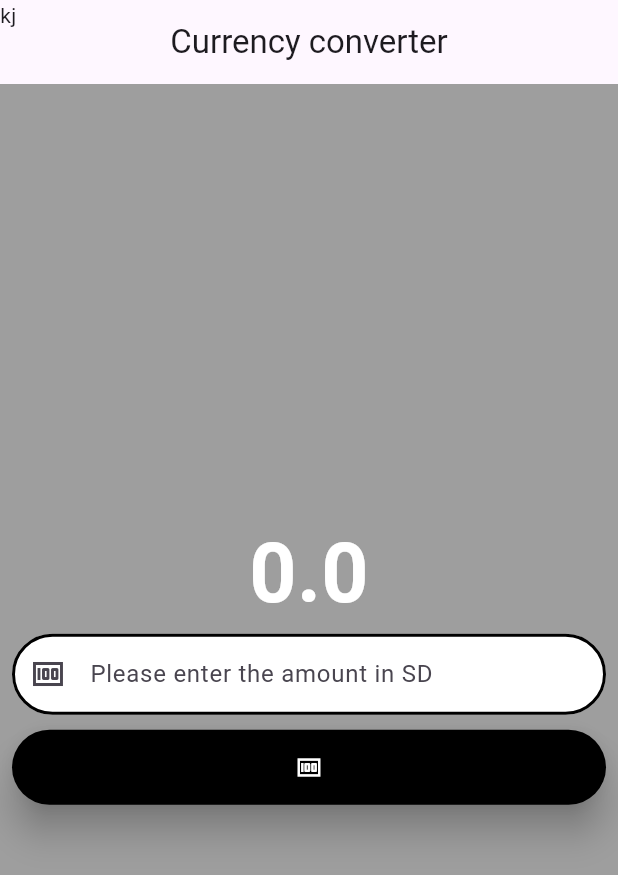
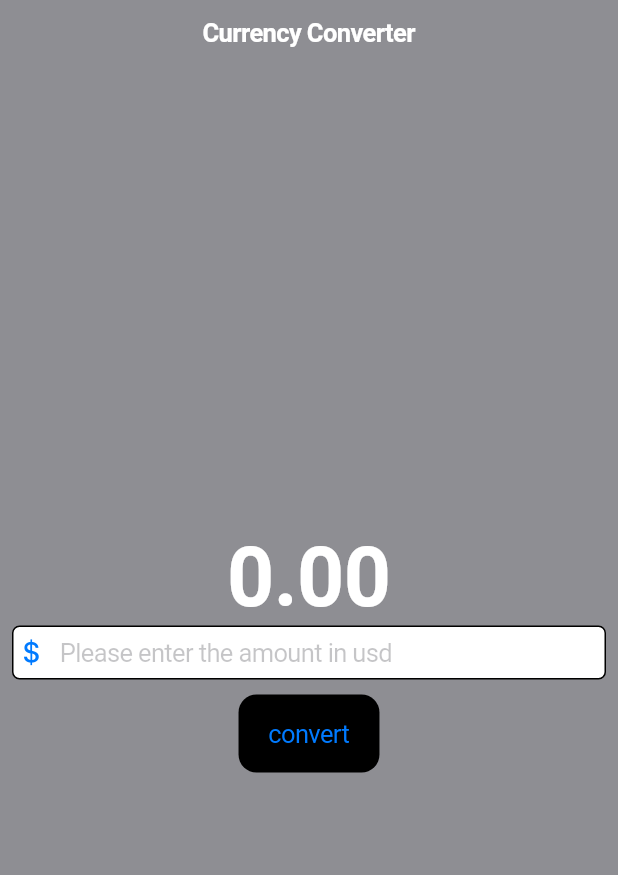
Before and after one commit to BitByBitCoder/Flutter-Tutorials, a Flutter app: the screen it shows after launch, on a phone screen of 412 x 824 dp. Shown: the top 875 px of the screen. Run offline on Flutter 3.47's test engine with Material 3 defaults, Android fonts, the phone set to English and light mode, and no system bars.

Commit message:
cupertino design

```diff
--- a/currency_converter/currency_converter/lib/currency_converter.dart
+++ b/currency_converter/currency_converter/lib/currency_converter.dart
@@ -49,7 +49,7 @@ class _CurrencyConverterState extends State<CurrencyConverter> {
             child: Column(
               mainAxisAlignment: MainAxisAlignment.center,
               children: [
-                Text('$usdToInr', style: Constants.size),
+                Text('${usdToInr.toStringAsFixed(2)}', style: Constants.size),
                 TextField(
                   controller: convertController,
                   keyboardType: TextInputType.number,
--- /dev/null
+++ b/currency_converter/currency_converter/lib/currency_converter_cupertino.dart
@@ -0,0 +1,82 @@
+import 'package:currency_converter/festures/constant.dart';
+import 'package:flutter/cupertino.dart';
+import 'package:flutter/foundation.dart';
+
+import 'package:flutter/services.dart';
+
+class CurrencyConverterCupertino extends StatefulWidget {
+  const CurrencyConverterCupertino({super.key});
+
+  @override
+  State<CurrencyConverterCupertino> createState() =>
+      _CurrencyConverterCupertinoState();
+}
+
+class _CurrencyConverterCupertinoState
+    extends State<CurrencyConverterCupertino> {
+  List<String> Alist = ['hruiaia', 'kapatea', 'ffffff'];
+  double usdToInr = 0.0;
+  final convertController = TextEditingController();
+  void convert() {
+    if (convertController.text.isNotEmpty) {
+      double price = double.parse(convertController.text.toString());
+      double converting = 82.92 * price;
+      print(price.runtimeType);
+      setState(() {
+        usdToInr = converting;
+      });
+    } else {
+      print('enter something');
+    }
+  }
+
+  @override
+  Widget build(BuildContext context) {
+    return CupertinoPageScaffold(
+        backgroundColor: CupertinoColors.systemGrey,
+        navigationBar: CupertinoNavigationBar(
+          backgroundColor: CupertinoColors.systemGrey,
+          automaticallyImplyMiddle: true,
+          middle: Text(
+            'Currency Converter',
+            style: TextStyle(color: CupertinoColors.white),
+          ),
+        ),
+        child: Center(
+          child: Padding(
+            padding: const EdgeInsets.all(8.0),
+            child: Column(
+              mainAxisAlignment: MainAxisAlignment.center,
+              children: [
+                Text('${usdToInr.toStringAsFixed(2)}', style: Constants.size),
+                CupertinoTextField(
+                  placeholder: 'Please enter the amount in usd',
+                  prefix: Icon(CupertinoIcons.money_dollar),
+                  controller: convertController,
+                  keyboardType: TextInputType.number,
+                  inputFormatters: <TextInputFormatter>[
+                    FilteringTextInputFormatter.digitsOnly,
+                  ],
+                  // style: TextStyle(color: Colors.black),
+                  decoration: BoxDecoration(
+                      border: Border.all(),
+                      color: CupertinoColors.white,
+                      borderRadius: BorderRadius.circular(5)),
+                ),
+                const SizedBox(
+                  height: 10,
+                ),
+                CupertinoButton(
+                    color: CupertinoColors.black,
+                    onPressed: () {
+                      //debug , release , profile
+                      // release mode a run duh chuan flutter  run --release
+                      convert();
+                    },
+                    child: Text('convert'))
+              ],
+            ),
+          ),
+        ));
+  }
+}
--- a/currency_converter/currency_converter/lib/main.dart
+++ b/currency_converter/currency_converter/lib/main.dart
@@ -1,17 +1,31 @@
 import 'package:currency_converter/currency_converter.dart';
+import 'package:currency_converter/currency_converter_cupertino.dart';
 import 'package:currency_converter/festures/buttonzir.dart';
+import 'package:flutter/cupertino.dart';
 import 'package:flutter/material.dart';
 
 void main() {
-  runApp(MaterialApp(
-    home: MyApp(),
-  ));
+  runApp(Cupertino());
 }
 
 class MyApp extends StatelessWidget {
   @override
   Widget build(BuildContext context) {
     // TODO: implement build
-    return CurrencyConverter();
+    return MaterialApp(home: CurrencyConverter());
   }
 }
+
+class Cupertino extends StatefulWidget {
+  const Cupertino({super.key});
+
+  @override
+  State<Cupertino> createState() => _CupertinoState();
+}
+
+class _CupertinoState extends State<Cupertino> {
+  @override
+  Widget build(BuildContext context) {
+    return CupertinoApp(home: CurrencyConverterCupertino());
+  }
+}
```
